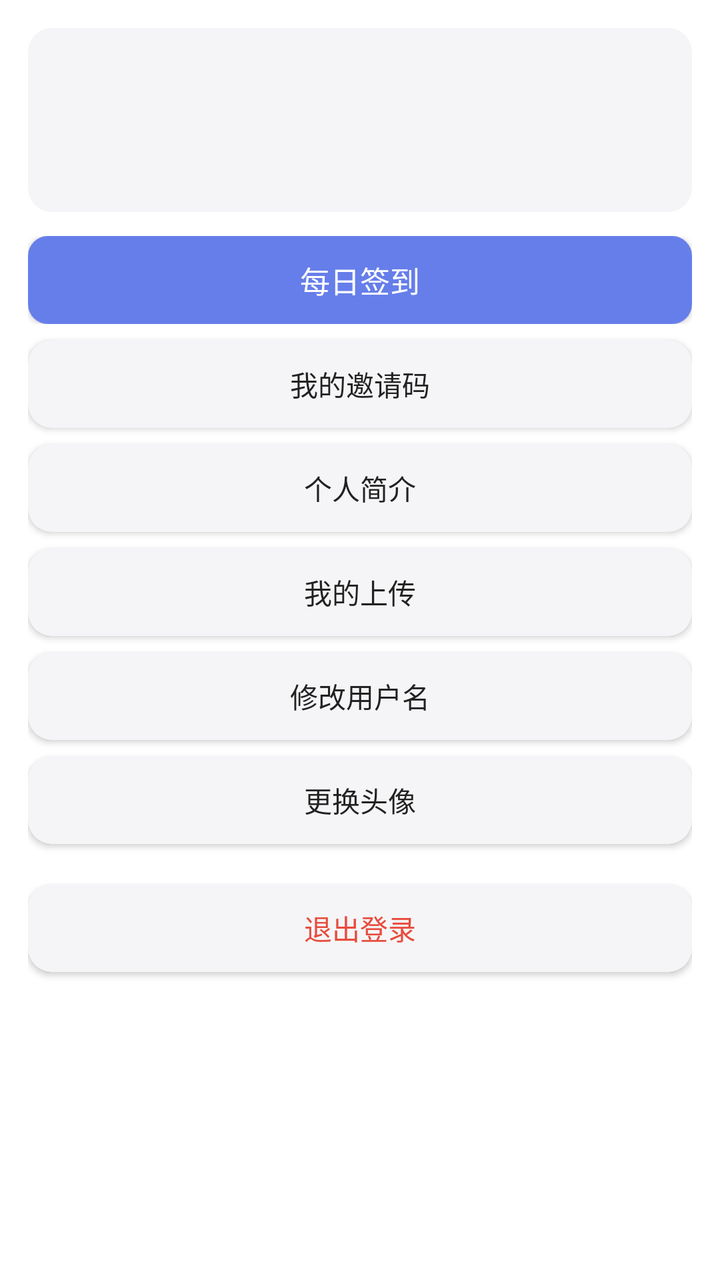
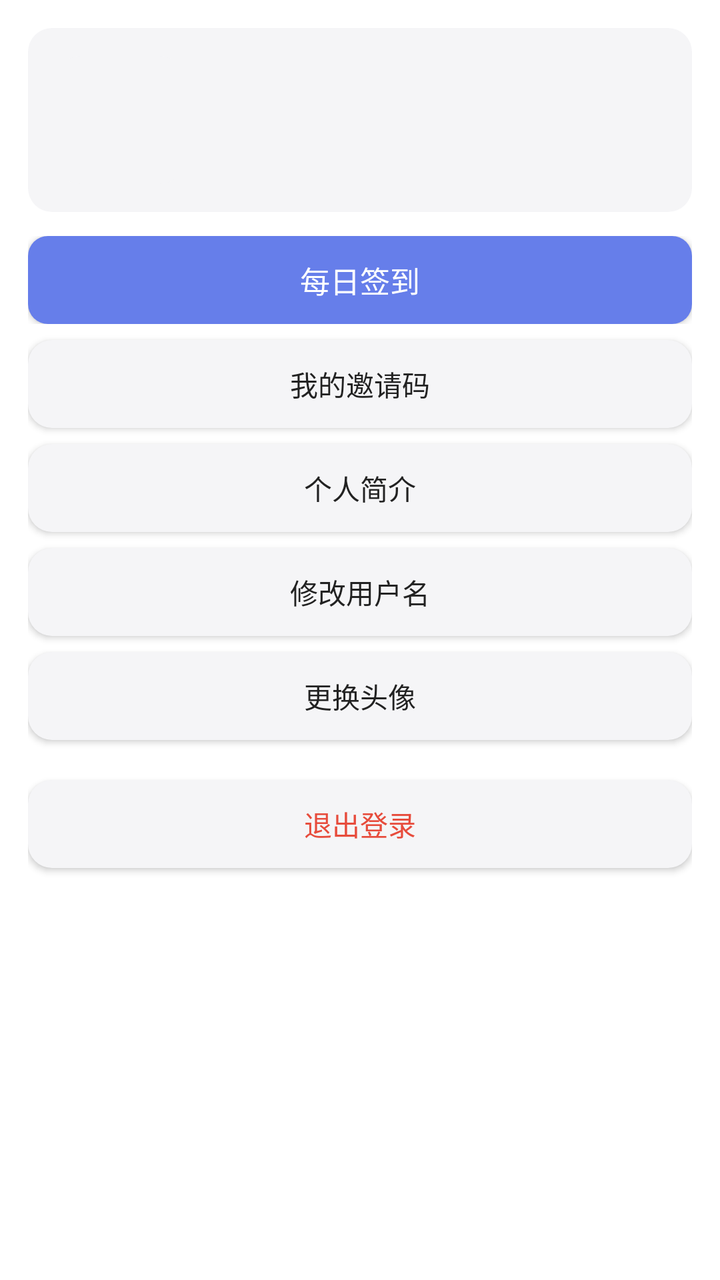

Screens rendered from an Android XML layout before and after an edit, with the pre-edit source and the edit as a unified diff.
<!-- AndroidManifest.xml: application theme AppTheme -->
<!-- res/layout/frag_me.xml -->
<?xml version="1.0" encoding="utf-8"?>
<ScrollView xmlns:android="http://schemas.android.com/apk/res/android"
    android:layout_width="match_parent"
    android:layout_height="match_parent"
    >

    <LinearLayout
        android:layout_width="match_parent"
        android:layout_height="wrap_content"
        android:orientation="vertical"
        android:padding="14dp">

        <LinearLayout
            android:layout_width="match_parent"
            android:layout_height="wrap_content"
            android:background="@drawable/bg_card"
            android:gravity="center_vertical"
            android:orientation="horizontal"
            android:padding="14dp">

            <ImageView
                android:id="@+id/ivAvatar"
                android:layout_width="64dp"
                android:layout_height="64dp"
                android:background="@drawable/bg_card"
                android:contentDescription="@string/tab_me"
                android:scaleType="centerCrop" />

            <LinearLayout
                android:layout_width="0dp"
                android:layout_height="wrap_content"
                android:layout_marginLeft="12dp"
                android:layout_weight="1"
                android:orientation="vertical">

                <TextView
                    android:id="@+id/tvName"
                    android:layout_width="wrap_content"
                    android:layout_height="wrap_content"
                    android:textColor="@color/text"
                    android:textSize="17sp"
                    android:textStyle="bold" />

                <TextView
                    android:id="@+id/tvBio"
                    android:layout_width="wrap_content"
                    android:layout_height="wrap_content"
                    android:layout_marginTop="3dp"
                    android:textColor="@color/text_sub"
                    android:textSize="12sp" />
            </LinearLayout>

            <TextView
                android:id="@+id/tvPts"
                android:layout_width="wrap_content"
                android:layout_height="wrap_content"
                android:textColor="@color/gold"
                android:textSize="15sp"
                android:textStyle="bold" />
        </LinearLayout>

        <FrameLayout
            android:layout_width="match_parent"
            android:layout_height="44dp"
            android:layout_marginTop="12dp">

            <Button
                android:id="@+id/btnSign"
                android:layout_width="match_parent"
                android:layout_height="44dp"
                android:background="@drawable/bg_btn"
                android:text="@string/sec_sign"
                android:textColor="@color/text_light"
                android:textSize="15sp" />

            <ProgressBar
                android:id="@+id/pbSign"
                android:layout_width="30dp"
                android:layout_height="30dp"
                android:layout_gravity="center"
                android:visibility="gone" />
        </FrameLayout>

        <Button
            android:id="@+id/btnInvite"
            android:layout_width="match_parent"
            android:layout_height="44dp"
            android:layout_marginTop="8dp"
            android:background="@drawable/bg_card"
            android:text="@string/me_invite"
            android:textColor="@color/text"
            android:textSize="14sp" />

        <Button
            android:id="@+id/btnBio"
            android:layout_width="match_parent"
            android:layout_height="44dp"
            android:layout_marginTop="8dp"
            android:background="@drawable/bg_card"
            android:text="@string/me_bio"
            android:textColor="@color/text"
            android:textSize="14sp" />

        <Button
            android:id="@+id/btnUploads"
            android:layout_width="match_parent"
            android:layout_height="44dp"
            android:layout_marginTop="8dp"
            android:background="@drawable/bg_card"
            android:text="@string/me_uploads"
            android:textColor="@color/text"
            android:textSize="14sp" />

        <Button
            android:id="@+id/btnRename"
            android:layout_width="match_parent"
            android:layout_height="44dp"
            android:layout_marginTop="8dp"
            android:background="@drawable/bg_card"
            android:text="@string/me_rename"
            android:textColor="@color/text"
            android:textSize="14sp" />

        <Button
            android:id="@+id/btnAvatar"
            android:layout_width="match_parent"
            android:layout_height="44dp"
            android:layout_marginTop="8dp"
            android:background="@drawable/bg_card"
            android:text="更换头像"
            android:textColor="@color/text"
            android:textSize="14sp" />

        <Button
            android:id="@+id/btnLogout"
            android:layout_width="match_parent"
            android:layout_height="44dp"
            android:layout_marginTop="20dp"
            android:background="@drawable/bg_card"
            android:text="@string/me_logout"
            android:textColor="@color/danger"
            android:textSize="14sp" />

        <TextView
            android:id="@+id/tvVer"
            android:layout_width="match_parent"
            android:layout_height="wrap_content"
            android:layout_marginTop="16dp"
            android:gravity="center"
            android:textColor="@color/text_sub"
            android:textSize="11sp" />
    </LinearLayout>
</ScrollView>
<!-- resources referenced by this layout -->
<resources>
  <color name="danger">#E74C3C</color>
  <color name="gold">#E8B923</color>
  <color name="text">#222222</color>
  <color name="text_light">#FFFFFF</color>
  <color name="text_sub">#8A8A94</color>
  <!-- drawable bg_btn (drawable) -->
  <?xml version="1.0" encoding="utf-8"?>
  <shape xmlns:android="http://schemas.android.com/apk/res/android" android:shape="rectangle">
      <solid android:color="@color/accent" />
      <corners android:radius="10dp" />
  </shape>
  <!-- drawable bg_card (drawable) -->
  <?xml version="1.0" encoding="utf-8"?>
  <shape xmlns:android="http://schemas.android.com/apk/res/android" android:shape="rectangle">
      <solid android:color="@color/bg_panel" />
      <corners android:radius="12dp" />
  </shape>
  <string name="me_bio">个人简介</string>
  <string name="me_invite">我的邀请码</string>
  <string name="me_logout">退出登录</string>
  <string name="me_rename">修改用户名</string>
  <string name="me_uploads">我的上传</string>
  <string name="sec_sign">每日签到</string>
  <string name="tab_me">我的</string>
  <style name="AppTheme" parent="@android:style/Theme.Material.Light.NoActionBar">
          <item name="android:colorPrimary">@color/primary</item>
          <item name="android:colorPrimaryDark">@color/primaryDark</item>
          <item name="android:colorAccent">@color/accent</item>
          <item name="android:windowBackground">@color/bg</item>
          <item name="android:statusBarColor">@color/primaryDark</item>
          <item name="android:windowLightStatusBar">false</item>
      </style>
  <color name="accent">#667EEA</color>
  <color name="bg_panel">#F5F5F7</color>
  <color name="primary">#2B2B40</color>
  <color name="primaryDark">#1B1B28</color>
  <color name="bg">#FFFFFF</color>
</resources>

<!-- the commit's change to res/layout/frag_me.xml (unified diff, before → after) -->
@@ -40,6 +40,14 @@
                     android:textColor="@color/text"
                     android:textSize="17sp"
                     android:textStyle="bold" />
+
+                <TextView
+                    android:id="@+id/tvUid"
+                    android:layout_width="wrap_content"
+                    android:layout_height="wrap_content"
+                    android:layout_marginTop="2dp"
+                    android:textColor="@color/text_sub"
+                    android:textSize="11sp" />
 
                 <TextView
                     android:id="@+id/tvBio"
@@ -102,16 +110,6 @@
             android:textSize="14sp" />
 
         <Button
-            android:id="@+id/btnUploads"
-            android:layout_width="match_parent"
-            android:layout_height="44dp"
-            android:layout_marginTop="8dp"
-            android:background="@drawable/bg_card"
-            android:text="@string/me_uploads"
-            android:textColor="@color/text"
-            android:textSize="14sp" />
-
-        <Button
             android:id="@+id/btnRename"
             android:layout_width="match_parent"
             android:layout_height="44dp"
<!-- resource entries referenced after the edit -->
@@ -21,7 +21,6 @@
   <string name="me_invite">我的邀请码</string>
   <string name="me_logout">退出登录</string>
   <string name="me_rename">修改用户名</string>
-  <string name="me_uploads">我的上传</string>
   <string name="sec_sign">每日签到</string>
   <string name="tab_me">我的</string>
   <style name="AppTheme" parent="@android:style/Theme.Material.Light.NoActionBar">
